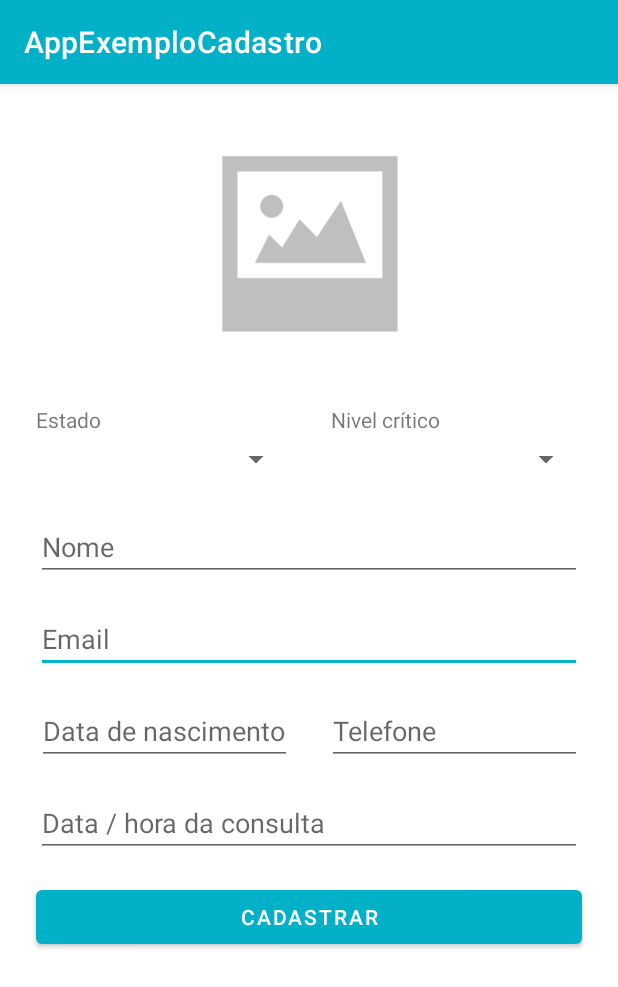
After one commit to Lucca465/AppExemploCadastro, an Android app: the CadastrarPacienteActivity screen opened directly, with no data from a screen before it, on a phone screen of 412 x 824 dp. The commit adds this screen. Shown: the top 987 px of the screen. Run offline under Robolectric (Android 15) with nearby library versions, the phone set to English and light mode, and no system bars.

Commit message:
Fazendo a tela de cadastro de paciente

```diff
--- a/app/build.gradle
+++ b/app/build.gradle
@@ -25,6 +25,9 @@ android {
         sourceCompatibility JavaVersion.VERSION_1_8
         targetCompatibility JavaVersion.VERSION_1_8
     }
+    buildFeatures {
+        viewBinding true
+    }
 }
 
 dependencies {
@@ -32,6 +35,8 @@ dependencies {
     implementation 'androidx.appcompat:appcompat:1.3.1'
     implementation 'com.google.android.material:material:1.4.0'
     implementation 'androidx.constraintlayout:constraintlayout:2.1.1'
+    implementation 'androidx.navigation:navigation-fragment:2.3.5'
+    implementation 'androidx.navigation:navigation-ui:2.3.5'
     testImplementation 'junit:junit:4.+'
     androidTestImplementation 'androidx.test.ext:junit:1.1.3'
     androidTestImplementation 'androidx.test.espresso:espresso-core:3.4.0'
--- /dev/null
+++ b/app/src/main/java/com/example/appexemplocadastro/activity/CadastrarPacienteActivity.java
@@ -0,0 +1,16 @@
+package com.example.appexemplocadastro.activity;
+
+import android.os.Bundle;
+
+import androidx.appcompat.app.AppCompatActivity;
+
+import com.example.appexemplocadastro.R;
+
+public class CadastrarPacienteActivity extends AppCompatActivity {
+
+    @Override
+    protected void onCreate(Bundle savedInstanceState) {
+        super.onCreate(savedInstanceState);
+        setContentView(R.layout.activity_cadastrar_pacientes);
+    }
+}
--- /dev/null
+++ b/app/src/main/res/drawable/ic_baseline_add_24.xml
@@ -0,0 +1,5 @@
+<vector android:height="24dp" android:tint="#FFFFFF"
+    android:viewportHeight="24" android:viewportWidth="24"
+    android:width="24dp" xmlns:android="http://schemas.android.com/apk/res/android">
+    <path android:fillColor="@android:color/white" android:pathData="M19,13h-6v6h-2v-6H5v-2h6V5h2v6h6v2z"/>
+</vector>
--- /dev/null
+++ b/app/src/main/res/layout/activity_cadastrar_pacientes.xml
@@ -0,0 +1,150 @@
+<?xml version="1.0" encoding="utf-8"?>
+<androidx.constraintlayout.widget.ConstraintLayout xmlns:android="http://schemas.android.com/apk/res/android"
+    xmlns:app="http://schemas.android.com/apk/res-auto"
+    xmlns:tools="http://schemas.android.com/tools"
+    android:layout_width="match_parent"
+    android:layout_height="match_parent"
+    android:orientation="horizontal"
+    tools:context=".activity.CadastrarPacienteActivity">
+
+    <TextView
+        android:id="@+id/textView8"
+        android:layout_width="wrap_content"
+        android:layout_height="wrap_content"
+        android:layout_marginTop="32dp"
+        android:text="Nivel crítico"
+        app:layout_constraintEnd_toEndOf="parent"
+        app:layout_constraintHorizontal_bias="0.65"
+        app:layout_constraintStart_toStartOf="parent"
+        app:layout_constraintTop_toBottomOf="@+id/imageView3" />
+
+    <EditText
+        android:id="@+id/editTextTextPersonName3"
+        android:layout_width="0dp"
+        android:layout_height="wrap_content"
+        android:layout_marginStart="24dp"
+        android:layout_marginTop="16dp"
+        android:layout_marginEnd="24dp"
+        android:ems="10"
+        android:hint="Email"
+        android:inputType="textPersonName"
+        app:layout_constraintEnd_toEndOf="parent"
+        app:layout_constraintHorizontal_bias="1.0"
+        app:layout_constraintStart_toStartOf="parent"
+        app:layout_constraintTop_toBottomOf="@+id/editTextTextPersonName" />
+
+    <EditText
+        android:id="@+id/editTextDate"
+        android:layout_width="170dp"
+        android:layout_height="wrap_content"
+        android:layout_marginStart="24dp"
+        android:layout_marginTop="16dp"
+        android:ems="10"
+        android:hint="Data de nascimento"
+        android:inputType="date"
+        app:layout_constraintEnd_toEndOf="parent"
+        app:layout_constraintHorizontal_bias="0.004"
+        app:layout_constraintStart_toStartOf="parent"
+        app:layout_constraintTop_toBottomOf="@+id/editTextTextPersonName3" />
+
+    <EditText
+        android:id="@+id/editTextTextPersonName"
+        android:layout_width="0dp"
+        android:layout_height="wrap_content"
+        android:layout_marginStart="24dp"
+        android:layout_marginTop="104dp"
+        android:layout_marginEnd="24dp"
+        android:ems="10"
+        android:hint="Nome"
+        android:inputType="textPersonName"
+        app:layout_constraintEnd_toEndOf="parent"
+        app:layout_constraintHorizontal_bias="1.0"
+        app:layout_constraintStart_toStartOf="parent"
+        app:layout_constraintTop_toBottomOf="@+id/imageView3" />
+
+    <EditText
+        android:id="@+id/editTextTextPersonName5"
+        android:layout_width="0dp"
+        android:layout_height="wrap_content"
+        android:layout_marginStart="24dp"
+        android:layout_marginTop="16dp"
+        android:layout_marginEnd="24dp"
+        android:ems="10"
+        android:hint="Data / hora da consulta"
+        android:inputType="textPersonName"
+        app:layout_constraintEnd_toEndOf="parent"
+        app:layout_constraintHorizontal_bias="0.0"
+        app:layout_constraintStart_toStartOf="parent"
+        app:layout_constraintTop_toBottomOf="@+id/editTextDate" />
+
+    <EditText
+        android:id="@+id/editTextNumber"
+        android:layout_width="170dp"
+        android:layout_height="wrap_content"
+        android:layout_marginTop="16dp"
+        android:layout_marginEnd="24dp"
+        android:ems="10"
+        android:hint="Telefone"
+        android:inputType="number"
+        app:layout_constraintEnd_toEndOf="parent"
+        app:layout_constraintHorizontal_bias="1.0"
+        app:layout_constraintStart_toStartOf="parent"
+        app:layout_constraintTop_toBottomOf="@+id/editTextTextPersonName3" />
+
+    <Spinner
+        android:id="@+id/spinner4"
+        android:layout_width="170dp"
+        android:layout_height="wrap_content"
+        android:layout_marginStart="24dp"
+        android:layout_marginTop="56dp"
+        app:layout_constraintEnd_toEndOf="parent"
+        app:layout_constraintHorizontal_bias="0.004"
+        app:layout_constraintStart_toStartOf="parent"
+        app:layout_constraintTop_toBottomOf="@+id/imageView3" />
+
+    <Spinner
+        android:id="@+id/spinner5"
+        android:layout_width="170dp"
+        android:layout_height="wrap_content"
+        android:layout_marginTop="56dp"
+        android:layout_marginEnd="24dp"
+        app:layout_constraintEnd_toEndOf="parent"
+        app:layout_constraintHorizontal_bias="1.0"
+        app:layout_constraintStart_toStartOf="parent"
+        app:layout_constraintTop_toBottomOf="@+id/imageView3" />
+
+    <ImageView
+        android:id="@+id/imageView3"
+        android:layout_width="150dp"
+        android:layout_height="150dp"
+        android:layout_marginTop="32dp"
+        app:layout_constraintEnd_toEndOf="parent"
+        app:layout_constraintStart_toStartOf="parent"
+        app:layout_constraintTop_toTopOf="parent"
+        app:srcCompat="@drawable/padrao" />
+
+    <TextView
+        android:id="@+id/textView7"
+        android:layout_width="wrap_content"
+        android:layout_height="wrap_content"
+        android:layout_marginStart="24dp"
+        android:layout_marginTop="32dp"
+        android:text="Estado"
+        app:layout_constraintEnd_toEndOf="parent"
+        app:layout_constraintHorizontal_bias="0.0"
+        app:layout_constraintStart_toStartOf="parent"
+        app:layout_constraintTop_toBottomOf="@+id/imageView3" />
+
+    <Button
+        android:id="@+id/button2"
+        android:layout_width="0dp"
+        android:layout_height="wrap_content"
+        android:layout_marginStart="24dp"
+        android:layout_marginTop="16dp"
+        android:layout_marginEnd="24dp"
+        android:text="Cadastrar"
+        app:layout_constraintEnd_toEndOf="parent"
+        app:layout_constraintStart_toStartOf="parent"
+        app:layout_constraintTop_toBottomOf="@+id/editTextTextPersonName5" />
+
+</androidx.constraintlayout.widget.ConstraintLayout>
--- a/app/src/main/res/menu/menu_main.xml
+++ b/app/src/main/res/menu/menu_main.xml
@@ -3,8 +3,8 @@
 
     <group android:id="@+id/group_logado">
 
-        <item android:id="@+id/menu_anuncios"
-            android:title="Meus anúncios"/>
+        <item android:id="@+id/menu_pacientes"
+            android:title="Meus Pacientes"/>
 
         <item android:id="@+id/menu_sair"
             android:title="Sair"/>
--- /dev/null
+++ b/app/src/main/res/navigation/nav_graph.xml
@@ -0,0 +1,6 @@
+<?xml version="1.0" encoding="utf-8"?>
+<navigation xmlns:android="http://schemas.android.com/apk/res/android"
+    xmlns:app="http://schemas.android.com/apk/res-auto"
+    xmlns:tools="http://schemas.android.com/tools">
+
+</navigation>
--- /dev/null
+++ b/app/src/main/res/values-land/dimens.xml
@@ -0,0 +1,3 @@
+<resources>
+    <dimen name="fab_margin">48dp</dimen>
+</resources>
--- /dev/null
+++ b/app/src/main/res/values-w1240dp/dimens.xml
@@ -0,0 +1,3 @@
+<resources>
+    <dimen name="fab_margin">200dp</dimen>
+</resources>
--- /dev/null
+++ b/app/src/main/res/values-w600dp/dimens.xml
@@ -0,0 +1,3 @@
+<resources>
+    <dimen name="fab_margin">48dp</dimen>
+</resources>
--- /dev/null
+++ b/app/src/main/res/values/dimens.xml
@@ -0,0 +1,3 @@
+<resources>
+    <dimen name="fab_margin">16dp</dimen>
+</resources>
--- a/app/src/main/res/values/themes.xml
+++ b/app/src/main/res/values/themes.xml
@@ -8,9 +8,18 @@
         <!-- Secondary brand color. -->
         <item name="colorSecondary">@color/colorAccent</item>
         <item name="colorSecondaryVariant">@color/teal_700</item>
-        <item name="colorOnSecondary">@color/black</item>
+        <item name="colorOnSecondary">@color/white</item>
         <!-- Status bar color. -->
         <item name="android:statusBarColor" tools:targetApi="l">?attr/colorPrimaryVariant</item>
         <!-- Customize your theme here. -->
     </style>
+
+    <style name="Theme.AppExemploCadastro.NoActionBar">
+        <item name="windowActionBar">false</item>
+        <item name="windowNoTitle">true</item>
+    </style>
+
+    <style name="Theme.AppExemploCadastro.AppBarOverlay" parent="ThemeOverlay.AppCompat.Dark.ActionBar" />
+
+    <style name="Theme.AppExemploCadastro.PopupOverlay" parent="ThemeOverlay.AppCompat.Light" />
 </resources>
```
Also changed, not shown: app/src/main/AndroidManifest.xml (+8 -0 lines), app/src/main/java/com/example/appexemplocadastro/activity/MeusPacientesActivity.java (added, +31 -0 lines), app/src/main/java/com/example/appexemplocadastro/activity/TelaFeed.java (+9 -6 lines), app/src/main/res/layout/activity_meus_pacientes.xml (added, +26 -0 lines), app/src/main/res/layout/content_meus_pacientes.xml (added, +47 -0 lines), app/src/main/res/navigation/nav_graph2.xml (added, +28 -0 lines), app/src/main/res/values/strings.xml (+9 -0 lines), app/src/main/res/drawable/padrao.png (added).
